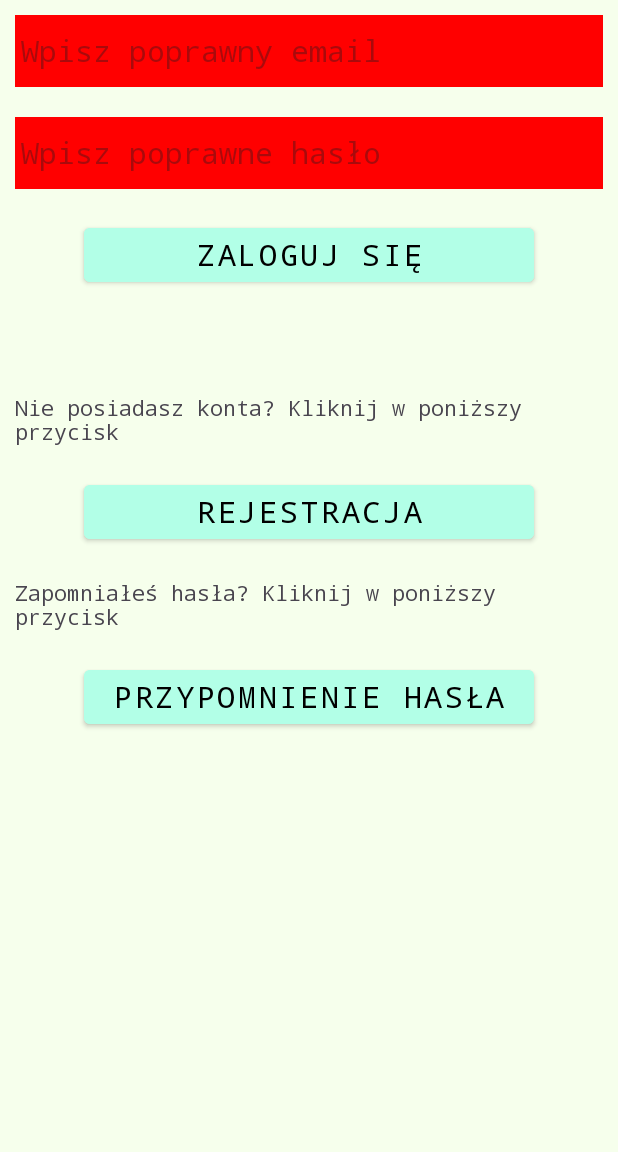
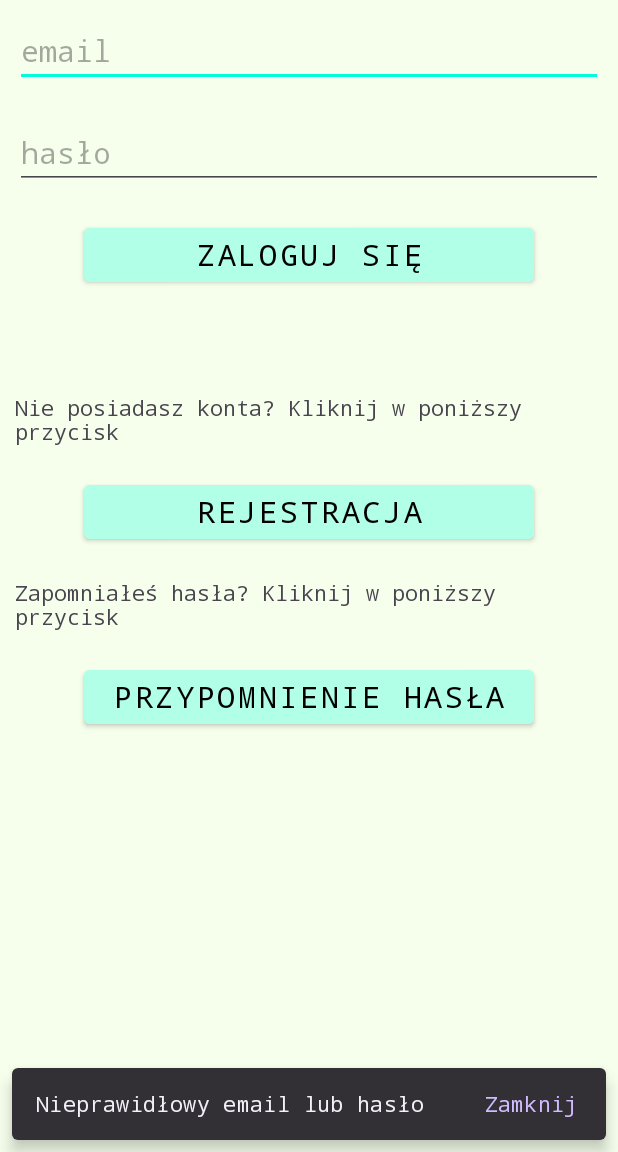
Before and after one commit to AdamRadziak/CookMasterAplication, an Android app: the screen it shows after launch (LoginActivity), after a tap on "ZALOGUJ SIĘ", on a phone screen of 412 x 824 dp, the part 84-1236 px from its top. Run offline under Robolectric (Android 15) with nearby library versions, the light colour scheme and no system bars.

Commit message:
Usnięcie czerwonego koloru w polach nazwa użytkownika i hasło

```diff
--- a/app/src/main/java/com/example/cookmasteraplication/Controlers/LoginPageControler.java
+++ b/app/src/main/java/com/example/cookmasteraplication/Controlers/LoginPageControler.java
@@ -119,6 +119,11 @@ public class LoginPageControler {
                     isLogin[0] = false;
                 }
             });
+        }else{
+            Snackbar.make(layout, "Nieprawidłowy email lub hasło", Snackbar.LENGTH_INDEFINITE)
+                    .setAction("Zamknij", v -> {
+
+                    }).setTextMaxLines(100).show();
         }
         progressBar.setIndeterminate(false);
         progressBar.setVisibility(View.INVISIBLE);
--- a/app/src/main/java/com/example/cookmasteraplication/Views/LoginActivity.java
+++ b/app/src/main/java/com/example/cookmasteraplication/Views/LoginActivity.java
@@ -69,12 +69,7 @@ public class LoginActivity extends AppCompatActivity {
             intent.putExtra("email",userEmail.getText().toString());
             intent.putExtra("pass",userPassword.getText().toString());
             isLogin = controller.goToMainPage(intent,layout);
-            if(!isLogin){
-                userEmail.setBackgroundColor(Color.RED);
-                userPassword.setBackgroundColor(Color.RED);
-                userEmail.setHint("Wpisz poprawny email");
-                userPassword.setHint("Wpisz poprawne hasło");
-            }
+
         });
         passwordRemind.setOnClickListener(v -> controller.goToPasswordReminderPage());
         register.setOnClickListener(v -> controller.goToRegisterPage());
```
